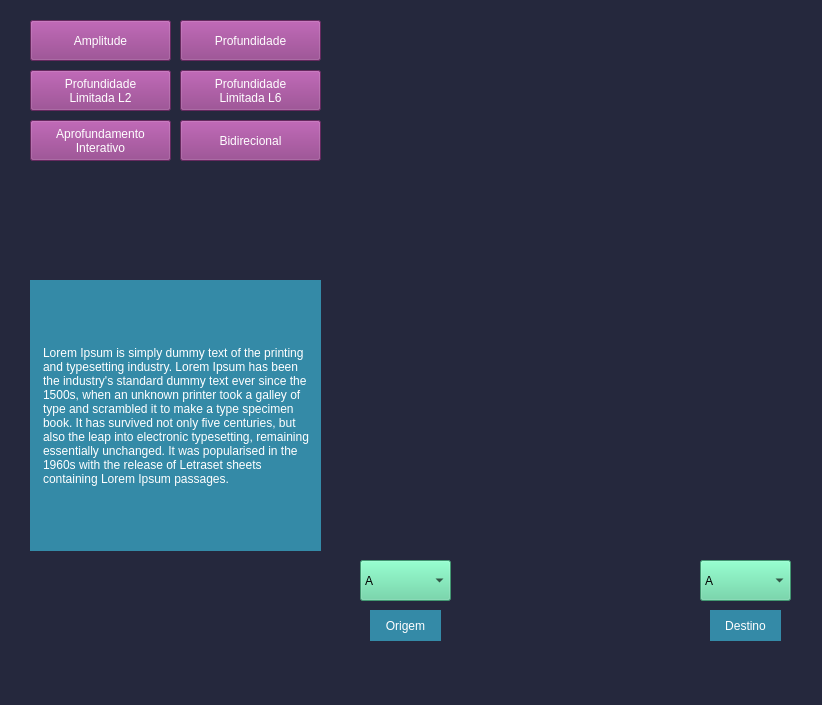
Above: Mario_Party.ui from RodgerOliver/mario-party-unitau before the change. Below: the same form after it.
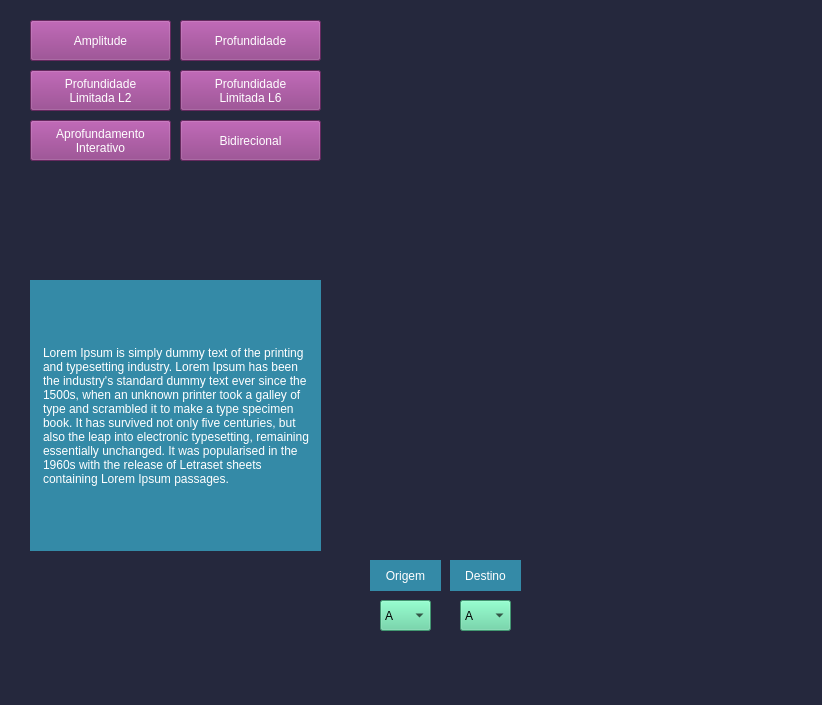
That is the form after the change. Icons and pictures are not drawn.

Commit message: Alterar posição dos inputs

Patch:
```diff
--- a/Mario_Party.ui
+++ b/Mario_Party.ui
@@ -32,6 +32,11 @@
 	background-color: rgb(143, 57, 133);
 	font: 75 10pt &quot;Noto Sans CJK HK&quot;;
 	color: rgb(255, 255, 255);
+}
+
+QComboBox {
+	background-color: rgb(93, 211, 158);
+	font: 75 12pt &quot;Noto Sans CJK HK&quot;;
 }</string>
    </property>
    <widget class="QPushButton" name="amplitude">
@@ -220,15 +225,12 @@
    <widget class="QComboBox" name="origem">
     <property name="geometry">
      <rect>
-      <x>360</x>
-      <y>560</y>
-      <width>91</width>
-      <height>41</height>
+      <x>380</x>
+      <y>600</y>
+      <width>51</width>
+      <height>31</height>
      </rect>
     </property>
-    <property name="layoutDirection">
-     <enum>Qt::LeftToRight</enum>
-    </property>
     <property name="styleSheet">
      <string notr="true">background-color: rgb(93, 211, 158);
 font: 75 15pt &quot;Noto Sans CJK HK&quot;;</string>
@@ -363,7 +365,7 @@
     <property name="geometry">
      <rect>
       <x>370</x>
-      <y>610</y>
+      <y>560</y>
       <width>71</width>
       <height>31</height>
      </rect>
@@ -390,15 +392,12 @@
    <widget class="QComboBox" name="destino">
     <property name="geometry">
      <rect>
-      <x>700</x>
-      <y>560</y>
-      <width>91</width>
-      <height>41</height>
+      <x>460</x>
+      <y>600</y>
+      <width>51</width>
+      <height>31</height>
      </rect>
     </property>
-    <property name="layoutDirection">
-     <enum>Qt::LeftToRight</enum>
-    </property>
     <property name="styleSheet">
      <string notr="true">background-color: rgb(93, 211, 158);
 font: 75 15pt &quot;Noto Sans CJK HK&quot;;</string>
@@ -532,8 +531,8 @@
    <widget class="QLabel" name="destino_label">
     <property name="geometry">
      <rect>
-      <x>710</x>
-      <y>610</y>
+      <x>450</x>
+      <y>560</y>
       <width>71</width>
       <height>31</height>
      </rect>
```
Left out of the diff: 6 changed lines with no effect on the pictures.
